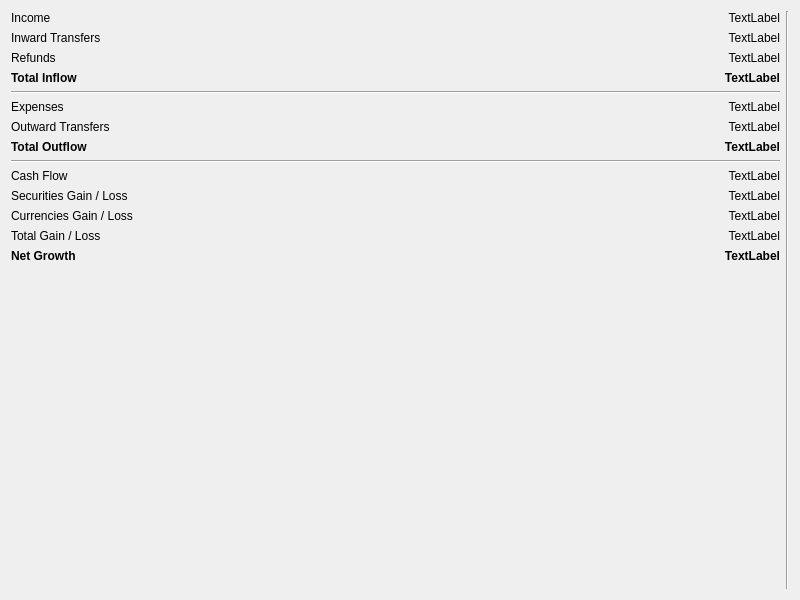
Before: the Qt Designer form src/views/ui_files/reports/cash_flow_total_report.ui in JakubFranek/Kapytal, drawn with Qt 5.
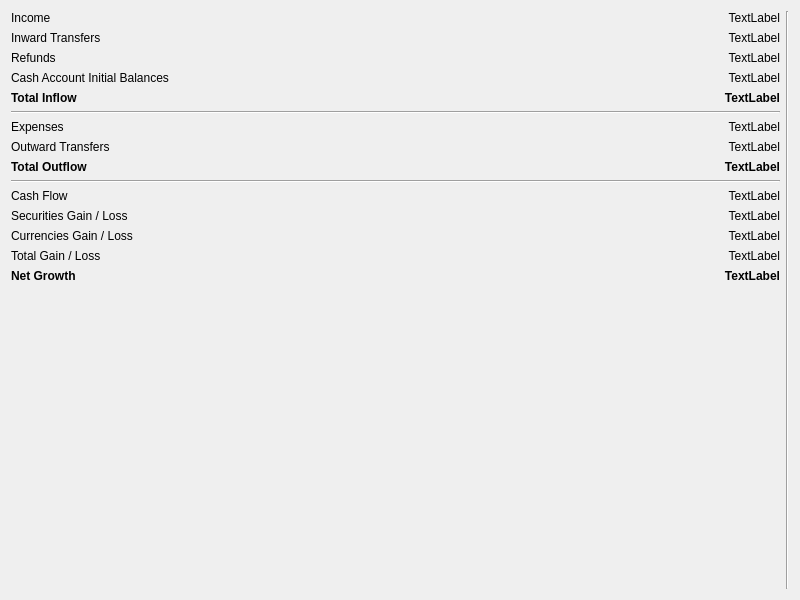
After: the same form once the commit is applied.

Commit message:
Improve Cash Flow Report w/ initial balances
Fix bug: CashAccount.get_balance method returning initial balance for
dates earlier than earliest transactions instead of zero.
Add CashFlowStats.initial_balances and implement in relevant reports.

What changed in the file:
```diff
--- a/src/views/ui_files/reports/cash_flow_total_report.ui
+++ b/src/views/ui_files/reports/cash_flow_total_report.ui
@@ -75,7 +75,7 @@
          </property>
         </widget>
        </item>
-       <item row="3" column="0">
+       <item row="4" column="0">
         <widget class="QLabel" name="inflowLabel">
          <property name="font">
           <font>
@@ -91,7 +91,7 @@
          </property>
         </widget>
        </item>
-       <item row="3" column="1">
+       <item row="4" column="1">
         <widget class="QLabel" name="inflowAmountLabel">
          <property name="font">
           <font>
@@ -106,6 +106,23 @@
          </property>
         </widget>
        </item>
+       <item row="3" column="0">
+        <widget class="QLabel" name="initialBalancesLabel">
+         <property name="text">
+          <string>Cash Account Initial Balances</string>
+         </property>
+        </widget>
+       </item>
+       <item row="3" column="1">
+        <widget class="QLabel" name="initialBalancesAmountLabel">
+         <property name="text">
+          <string>TextLabel</string>
+         </property>
+         <property name="alignment">
+          <set>Qt::AlignRight|Qt::AlignTrailing|Qt::AlignVCenter</set>
+         </property>
+        </widget>
+       </item>
       </layout>
      </item>
      <item>
```
The commit also changes 8 other files.
